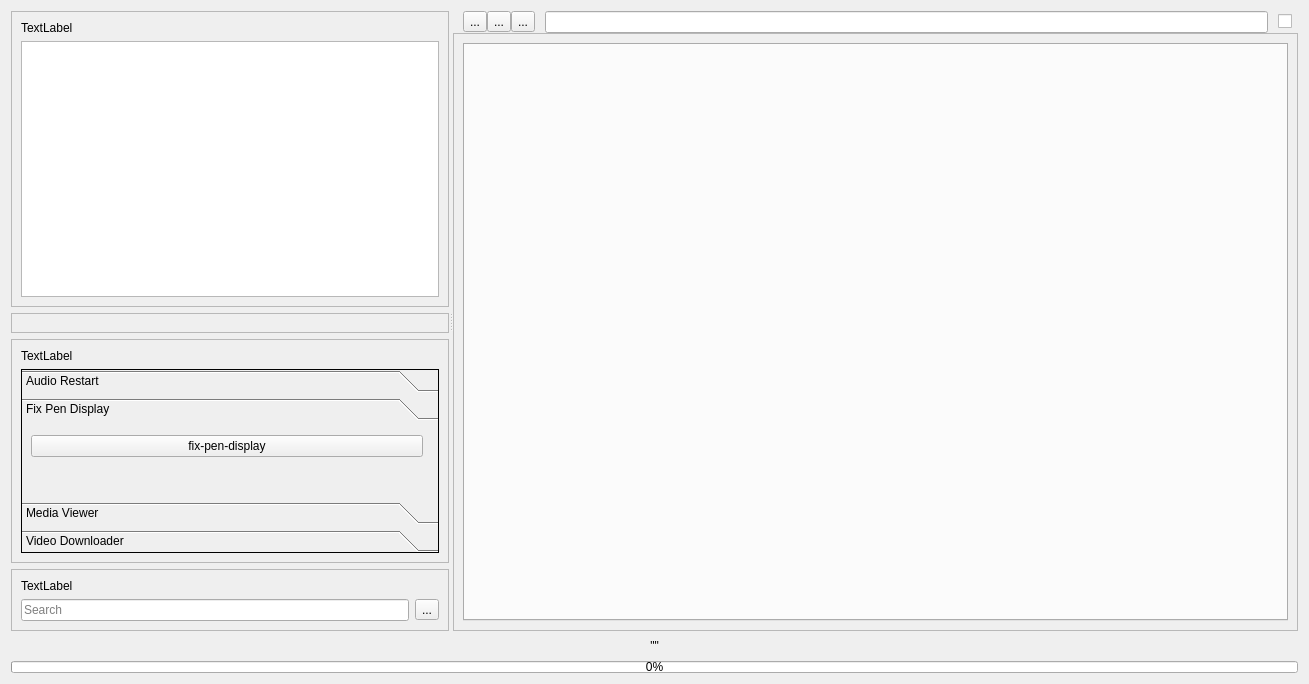
Above: files_3.ui from aumanimationstudios/Files before the change. Below: the same form after it.
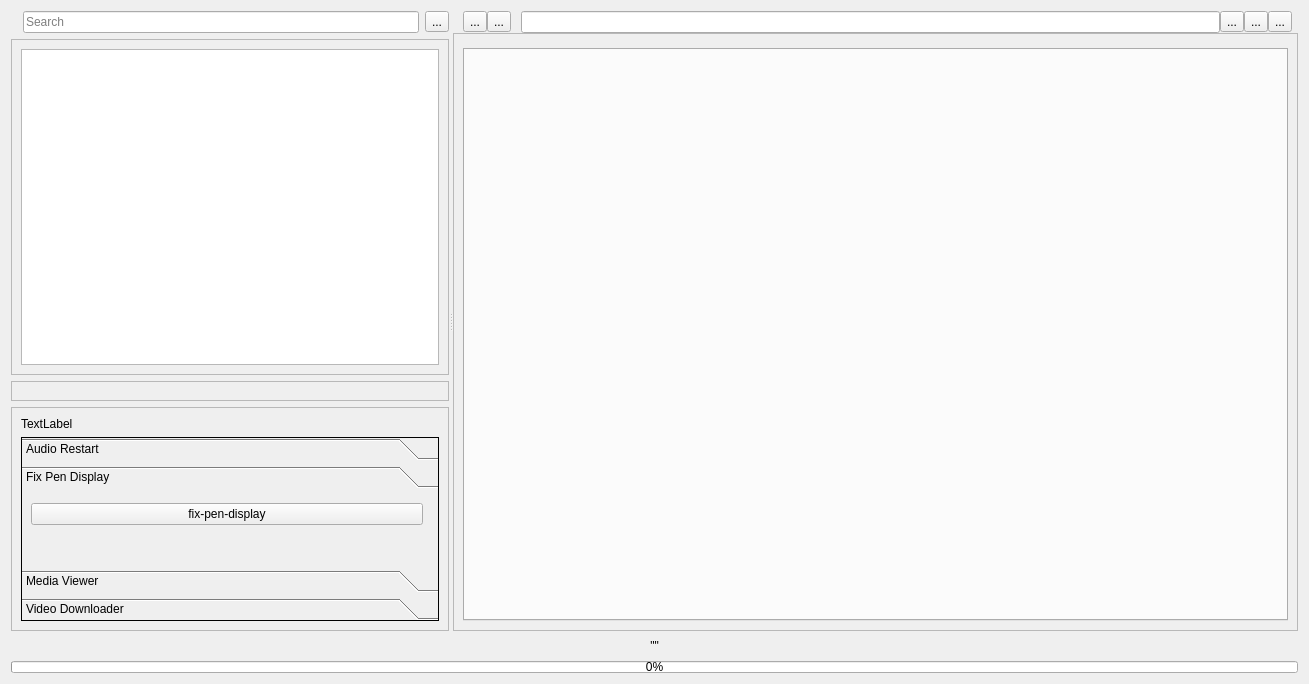
That is the form after the change.

Diff of the .ui file:
```diff
--- a/files_3.ui
+++ b/files_3.ui
@@ -30,82 +30,58 @@
        <property name="sizeConstraint">
         <enum>QLayout::SetDefaultConstraint</enum>
        </property>
-       <item row="1" column="0">
-        <widget class="QFrame" name="infoFrame">
+       <item row="0" column="1">
+        <widget class="QLineEdit" name="searchBox">
          <property name="sizePolicy">
-          <sizepolicy hsizetype="Preferred" vsizetype="Preferred">
+          <sizepolicy hsizetype="Expanding" vsizetype="Fixed">
            <horstretch>0</horstretch>
            <verstretch>0</verstretch>
           </sizepolicy>
          </property>
-         <property name="frameShape">
-          <enum>QFrame::StyledPanel</enum>
+         <property name="maximumSize">
+          <size>
+           <width>500</width>
+           <height>16777215</height>
+          </size>
          </property>
-         <property name="frameShadow">
-          <enum>QFrame::Raised</enum>
+         <property name="focusPolicy">
+          <enum>Qt::StrongFocus</enum>
          </property>
-         <layout class="QGridLayout" name="gridLayout_5">
-          <item row="1" column="0">
-           <layout class="QGridLayout" name="gridLayout_4"/>
-          </item>
-         </layout>
+         <property name="placeholderText">
+          <string>Search</string>
+         </property>
+         <property name="clearButtonEnabled">
+          <bool>true</bool>
+         </property>
         </widget>
        </item>
-       <item row="4" column="0">
-        <widget class="QFrame" name="searchFrame">
-         <property name="frameShape">
-          <enum>QFrame::StyledPanel</enum>
+       <item row="0" column="2">
+        <widget class="QToolButton" name="searchButt">
+         <property name="focusPolicy">
+          <enum>Qt::NoFocus</enum>
          </property>
-         <property name="frameShadow">
-          <enum>QFrame::Raised</enum>
+         <property name="text">
+          <string>...</string>
          </property>
-         <layout class="QGridLayout" name="gridLayout_6">
-          <item row="1" column="0">
-           <widget class="QLineEdit" name="searchBox">
-            <property name="sizePolicy">
-             <sizepolicy hsizetype="Expanding" vsizetype="Fixed">
-              <horstretch>0</horstretch>
-              <verstretch>0</verstretch>
-             </sizepolicy>
-            </property>
-            <property name="maximumSize">
-             <size>
-              <width>500</width>
-              <height>16777215</height>
-             </size>
-            </property>
-            <property name="focusPolicy">
-             <enum>Qt::StrongFocus</enum>
-            </property>
-            <property name="placeholderText">
-             <string>Search</string>
-            </property>
-            <property name="clearButtonEnabled">
-             <bool>true</bool>
-            </property>
-           </widget>
-          </item>
-          <item row="1" column="1">
-           <widget class="QToolButton" name="searchButt">
-            <property name="focusPolicy">
-             <enum>Qt::NoFocus</enum>
-            </property>
-            <property name="text">
-             <string>...</string>
-            </property>
-           </widget>
-          </item>
-          <item row="0" column="0" colspan="2">
-           <widget class="QLabel" name="search_label">
-            <property name="text">
-             <string>TextLabel</string>
-            </property>
-           </widget>
-          </item>
-         </layout>
         </widget>
        </item>
        <item row="0" column="0">
+        <spacer name="horizontalSpacer_5">
+         <property name="orientation">
+          <enum>Qt::Horizontal</enum>
+         </property>
+         <property name="sizeType">
+          <enum>QSizePolicy::Fixed</enum>
+         </property>
+         <property name="sizeHint" stdset="0">
+          <size>
+           <width>6</width>
+           <height>20</height>
+          </size>
+         </property>
+        </spacer>
+       </item>
+       <item row="1" column="0" colspan="3">
         <widget class="QFrame" name="favouritesFrame">
          <property name="frameShape">
           <enum>QFrame::StyledPanel</enum>
@@ -114,7 +90,7 @@
           <enum>QFrame::Raised</enum>
          </property>
          <layout class="QGridLayout" name="gridLayout_7">
-          <item row="1" column="0">
+          <item row="3" column="0">
            <widget class="QListView" name="favourites">
             <property name="sizePolicy">
              <sizepolicy hsizetype="Expanding" vsizetype="Expanding">
@@ -148,17 +124,31 @@
             </property>
            </widget>
           </item>
-          <item row="0" column="0">
-           <widget class="QLabel" name="places_label">
-            <property name="text">
-             <string>TextLabel</string>
-            </property>
-           </widget>
+         </layout>
+        </widget>
+       </item>
+       <item row="2" column="0" colspan="3">
+        <widget class="QFrame" name="infoFrame">
+         <property name="sizePolicy">
+          <sizepolicy hsizetype="Preferred" vsizetype="Preferred">
+           <horstretch>0</horstretch>
+           <verstretch>0</verstretch>
+          </sizepolicy>
+         </property>
+         <property name="frameShape">
+          <enum>QFrame::StyledPanel</enum>
+         </property>
+         <property name="frameShadow">
+          <enum>QFrame::Raised</enum>
+         </property>
+         <layout class="QGridLayout" name="gridLayout_5">
+          <item row="1" column="0">
+           <layout class="QGridLayout" name="gridLayout_4"/>
           </item>
          </layout>
         </widget>
        </item>
-       <item row="2" column="0">
+       <item row="3" column="0" colspan="3">
         <widget class="QFrame" name="toolsFrame">
          <property name="sizePolicy">
           <sizepolicy hsizetype="Preferred" vsizetype="Preferred">
@@ -244,6 +234,14 @@
              </layout>
             </widget>
             <widget class="QWidget" name="page">
+             <property name="geometry">
+              <rect>
+               <x>0</x>
+               <y>0</y>
+               <width>416</width>
+               <height>82</height>
+              </rect>
+             </property>
              <attribute name="label">
               <string>Fix Pen Display</string>
              </attribute>
@@ -471,17 +469,7 @@
           </widget>
          </item>
          <item>
-          <widget class="QToolButton" name="changeDirButt">
-           <property name="focusPolicy">
-            <enum>Qt::NoFocus</enum>
-           </property>
-           <property name="text">
-            <string>...</string>
-           </property>
-          </widget>
-         </item>
-         <item>
-          <widget class="QToolButton" name="changeViewButt">
+          <widget class="QToolButton" name="homeButt">
            <property name="focusPolicy">
             <enum>Qt::NoFocus</enum>
            </property>
@@ -517,28 +505,32 @@
           </widget>
          </item>
          <item>
-          <spacer name="horizontalSpacer_4">
-           <property name="orientation">
-            <enum>Qt::Horizontal</enum>
+          <widget class="QToolButton" name="changeDirButt">
+           <property name="focusPolicy">
+            <enum>Qt::NoFocus</enum>
            </property>
-           <property name="sizeType">
-            <enum>QSizePolicy::Fixed</enum>
+           <property name="text">
+            <string>...</string>
            </property>
-           <property name="sizeHint" stdset="0">
-            <size>
-             <width>10</width>
-             <height>20</height>
-            </size>
+          </widget>
+         </item>
+         <item>
+          <widget class="QToolButton" name="changeViewButt">
+           <property name="focusPolicy">
+            <enum>Qt::NoFocus</enum>
            </property>
-          </spacer>
+           <property name="text">
+            <string>...</string>
+           </property>
+          </widget>
          </item>
          <item>
-          <widget class="QCheckBox" name="themeButton">
+          <widget class="QToolButton" name="themeButt">
            <property name="focusPolicy">
             <enum>Qt::NoFocus</enum>
            </property>
            <property name="text">
-            <string/>
+            <string>...</string>
            </property>
           </widget>
          </item>
@@ -569,7 +561,7 @@
           <enum>QFrame::Raised</enum>
          </property>
          <layout class="QGridLayout" name="gridLayout_3">
-          <item row="0" column="1">
+          <item row="1" column="1">
            <widget class="QTabWidget" name="tabWidget">
             <property name="minimumSize">
              <size>
@@ -588,6 +580,22 @@
             </property>
            </widget>
           </item>
+          <item row="0" column="1">
+           <spacer name="verticalSpacer_5">
+            <property name="orientation">
+             <enum>Qt::Vertical</enum>
+            </property>
+            <property name="sizeType">
+             <enum>QSizePolicy::Fixed</enum>
+            </property>
+            <property name="sizeHint" stdset="0">
+             <size>
+              <width>20</width>
+              <height>5</height>
+             </size>
+            </property>
+           </spacer>
+          </item>
          </layout>
         </widget>
        </item>
```
Left out of the diff: 92 changed lines with no effect on the pictures.
